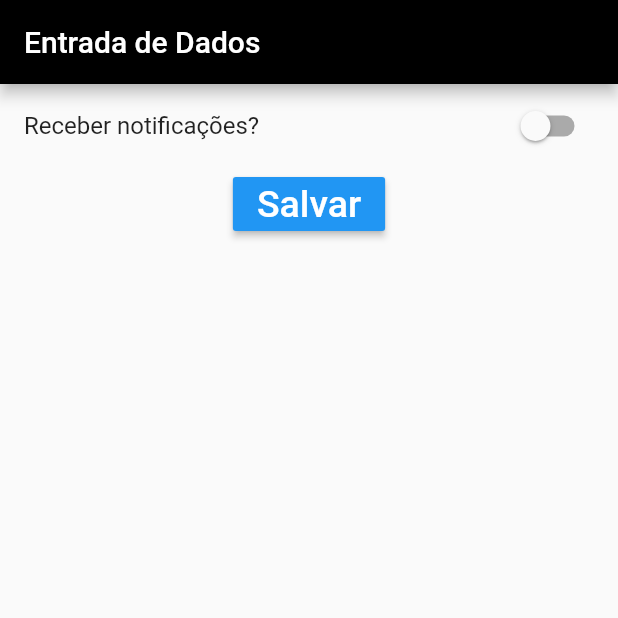
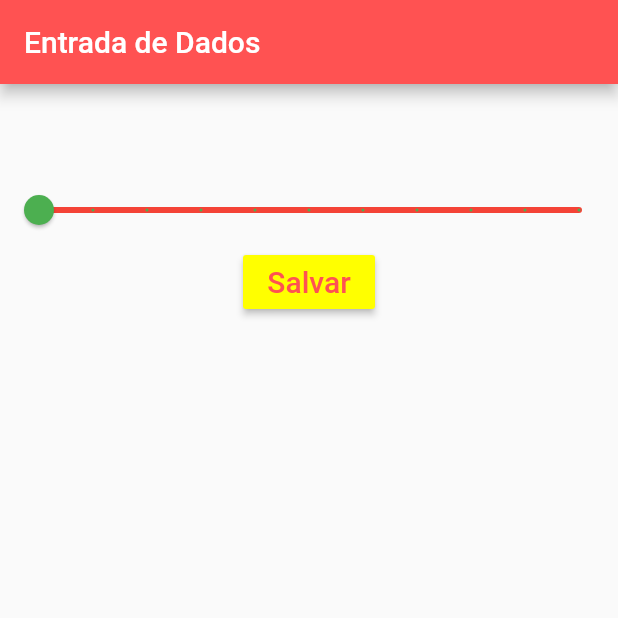
Before and after one commit to EvandroBarbosa/projeto-flutter, a Flutter app: the screen it shows after launch, after a tap on "Salvar", on a phone screen of 412 x 824 dp, the top half of it. Run offline on Flutter 3.47's test engine with Material 2 defaults, Android fonts, the phone set to English and light mode, and no system bars.

Commit message:
Trabalhando com widget slider

```diff
--- /dev/null
+++ b/entrada_dados/lib/EntradaSlider.dart
@@ -0,0 +1,60 @@
+import 'package:flutter/material.dart';
+
+class EntrdaSlider extends StatefulWidget {
+  @override
+  _EntrdaSliderState createState() => _EntrdaSliderState();
+}
+
+class _EntrdaSliderState extends State<EntrdaSlider> {
+
+  double _valor = 0;
+
+  String _valorSelecionado = "0";
+
+  @override
+  Widget build(BuildContext context) {
+    return Scaffold(
+      appBar: AppBar(
+        title: Text("Entrada de Dados"),
+        backgroundColor: Colors.redAccent,
+      ),
+      body: Container(
+        padding: EdgeInsets.only(top:60),
+        child: Column(
+          children: <Widget>[
+            Slider(
+              value: _valor,
+              min: 0,
+              max: 100,
+              label: _valorSelecionado,
+              divisions: 10,
+              activeColor: Colors.green,
+              inactiveColor: Colors.red,
+              onChanged: (double v){
+                setState(() {
+                  _valor = v;
+                  _valorSelecionado = v.toString();
+                });
+                // print("Valor selecionado "+ _valor.toString());
+              },
+            ),
+
+            RaisedButton(
+              color: Colors.yellowAccent,
+              child: Text(
+                "Salvar",
+                style: TextStyle(
+                  fontSize: 20,
+                  color: Colors.redAccent
+                ),
+              ),
+              onPressed: (){
+                print("Valor Selecionado "+ _valor.toString());
+              },
+            ),
+          ],
+        ),
+      ),
+    );
+  }
+}
--- a/entrada_dados/lib/main.dart
+++ b/entrada_dados/lib/main.dart
@@ -1,5 +1,6 @@
 import 'package:entrada_dados/EntradaCheckbox.dart';
 import 'package:entrada_dados/EntradaRadioButton.dart';
+import 'package:entrada_dados/EntradaSlider.dart';
 import 'package:entrada_dados/EntradaSwith.dart';
 import 'package:flutter/material.dart';
 
@@ -12,7 +13,8 @@ void main() {
       // home: CampoTexto(),
       // home: EntradaCheckbox(),
       // home: EntradaRadioButton(),
-      home: EntradaSwith(),
+      // home: EntradaSwith(),
+      home: EntrdaSlider(),
     )
   );
 }
```
